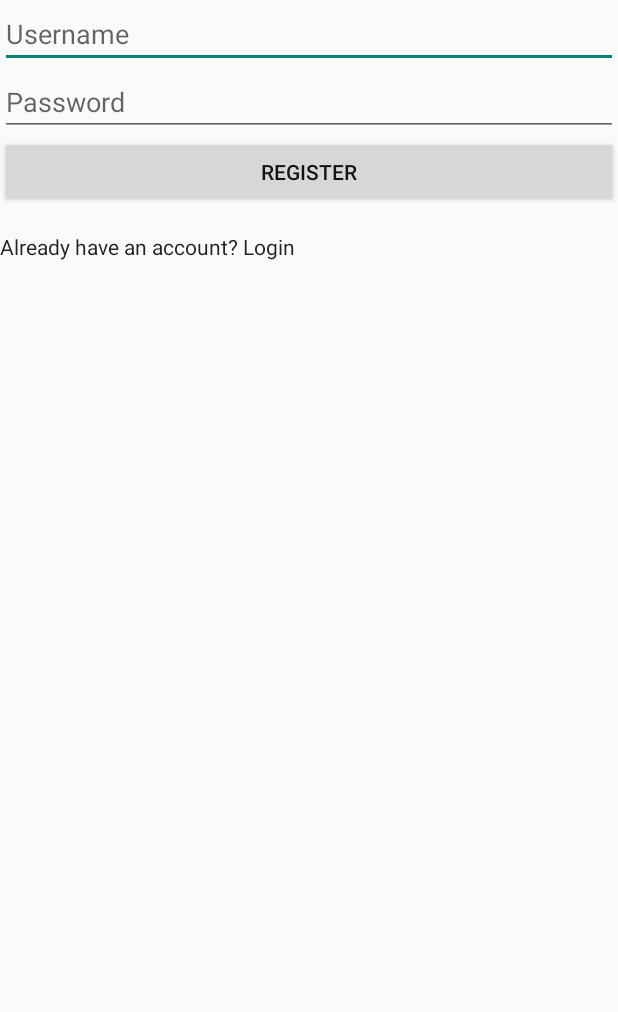
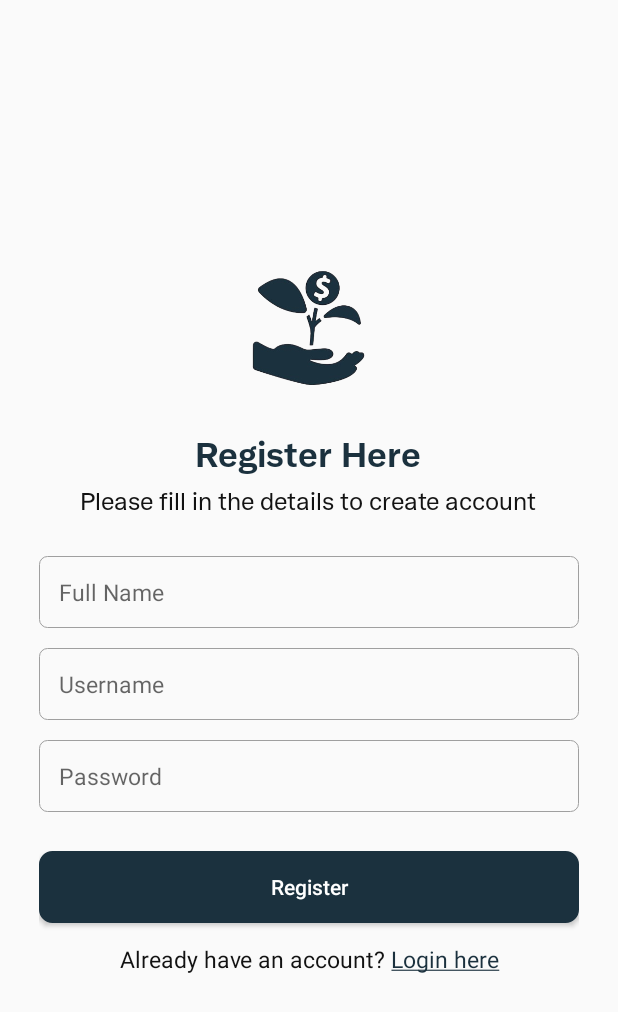
Before and after one commit to iamoko/assignment, an Android app: the RegisterActivity screen opened directly, with no data from a screen before it, on a phone screen of 412 x 824 dp. Shown: the top 1012 px of the screen. Run offline under Robolectric (Android 15) with nearby library versions, the phone set to English and light mode, and no system bars; our stand-ins replace Room's generated code, sdp/ssp sizes.

Commit message:
Registration screen design

```diff
--- a/app/src/main/java/com/microinvestment/data/models/User.kt
+++ b/app/src/main/java/com/microinvestment/data/models/User.kt
@@ -7,6 +7,7 @@ import androidx.room.PrimaryKey
 @Entity
 data class User(
     @PrimaryKey(autoGenerate = true) val id: Int = 0,
+    val name: String,
     val username: String,
     val password: String
 )
--- a/app/src/main/java/com/microinvestment/ui/auth/RegisterActivity.kt
+++ b/app/src/main/java/com/microinvestment/ui/auth/RegisterActivity.kt
@@ -2,10 +2,13 @@ package com.microinvestment.ui.auth
 
 import android.content.Intent
 import android.os.Bundle
+import android.view.View
 import android.widget.Toast
 import androidx.appcompat.app.AppCompatActivity
 import androidx.lifecycle.ViewModelProvider
+import com.microinvestment.R
 import com.microinvestment.databinding.ActivityRegisterBinding
+import com.microinvestment.utils.Utils.makeLinks
 import com.microinvestment.viewmodels.AuthViewModel
 
 class RegisterActivity : AppCompatActivity() {
@@ -47,6 +50,7 @@ class RegisterActivity : AppCompatActivity() {
             registerButton.setOnClickListener {
                 val username = usernameEditText.text.toString().trim()
                 val password = passwordEditText.text.toString().trim()
+                val name = nameEditText.text.toString().trim()
 
                 if (username.isEmpty() || password.isEmpty()) {
                     Toast.makeText(
@@ -58,13 +62,14 @@ class RegisterActivity : AppCompatActivity() {
                 }
 
                 // Call ViewModel to handle registration
-                authViewModel.register(username, password)
+                authViewModel.register(name, username, password)
             }
 
-            loginTextView.setOnClickListener {
-                // Navigate to Login screen
-                goToLogin()
-            }
+            loginButton.makeLinks(
+                Pair(getString(R.string.login_here), View.OnClickListener {
+                    onBackPressedDispatcher.onBackPressed()
+                }),
+            )
         }
     }
 
--- a/app/src/main/java/com/microinvestment/viewmodels/AuthViewModel.kt
+++ b/app/src/main/java/com/microinvestment/viewmodels/AuthViewModel.kt
@@ -29,12 +29,18 @@ class AuthViewModel(application: Application) : AndroidViewModel(application) {
         }
     }
 
-    fun register(username: String, password: String) {
+    fun register(name: String, username: String, password: String) {
         viewModelScope.launch(Dispatchers.IO) {
             val existing = repository.getUser(username)
             if (existing == null) {
                 val userId =
-                    repository.registerUser(User(username = username, password = password)).toInt()
+                    repository.registerUser(
+                        User(
+                            name = name,
+                            username = username,
+                            password = password
+                        )
+                    ).toInt()
                 val newUser = repository.getUserById(userId)
                 _registrationStatus.postValue(newUser)
             } else {
--- a/app/src/main/res/layout/activity_login.xml
+++ b/app/src/main/res/layout/activity_login.xml
@@ -16,7 +16,7 @@
         tools:ignore="UselessParent">
 
         <ImageView
-            android:layout_width="@dimen/_100sdp"
+            android:layout_width="@dimen/_80sdp"
             android:layout_height="wrap_content"
             android:adjustViewBounds="true"
             android:contentDescription="@string/logo"
--- a/app/src/main/res/layout/activity_register.xml
+++ b/app/src/main/res/layout/activity_register.xml
@@ -1,38 +1,104 @@
 <?xml version="1.0" encoding="utf-8"?>
-<LinearLayout xmlns:android="http://schemas.android.com/apk/res/android"
-    xmlns:app="http://schemas.android.com/apk/res-auto"
+<RelativeLayout xmlns:android="http://schemas.android.com/apk/res/android"
     xmlns:tools="http://schemas.android.com/tools"
     android:id="@+id/main"
     android:layout_width="match_parent"
     android:layout_height="match_parent"
+    tools:context=".ui.auth.RegisterActivity">
+
+    <LinearLayout
+        android:layout_width="match_parent"
+        android:layout_height="wrap_content"
+        android:layout_centerInParent="true"
+        android:gravity="center_horizontal"
         android:orientation="vertical"
-    tools:context=".ui.auth.RegisterActivity">
+        android:padding="@dimen/_20sdp"
+        tools:ignore="UselessParent">
+
+        <ImageView
+            android:layout_width="@dimen/_80sdp"
+            android:layout_height="wrap_content"
+            android:adjustViewBounds="true"
+            android:contentDescription="@string/logo"
+            android:src="@drawable/logo" />
+
+        <TextView
+            android:layout_width="wrap_content"
+            android:layout_height="wrap_content"
+            android:layout_marginTop="@dimen/_20sdp"
+            android:fontFamily="@font/chirp_bold"
+            android:text="@string/register_here"
+            android:textColor="@color/main_color"
+            android:textSize="@dimen/_18ssp" />
+
+        <TextView
+            android:layout_width="wrap_content"
+            android:layout_height="wrap_content"
+            android:layout_marginTop="@dimen/_5sdp"
+            android:fontFamily="@font/chirp"
+            android:text="@string/please_fill_in_the_details_to_create_account"
+            android:textSize="@dimen/_13ssp" />
+
+
+        <EditText
+            android:id="@+id/nameEditText"
+            android:layout_width="match_parent"
+            android:layout_height="wrap_content"
+            android:layout_marginTop="@dimen/_20sdp"
+            android:background="@drawable/text_input"
+            android:hint="@string/full_name"
+            android:importantForAutofill="no"
+            android:inputType="text"
+            android:padding="@dimen/_10sdp"
+            android:textSize="@dimen/_12ssp" />
 
         <EditText
             android:id="@+id/usernameEditText"
             android:layout_width="match_parent"
             android:layout_height="wrap_content"
-        android:hint="Username"
-        android:inputType="text" />
+            android:layout_marginTop="@dimen/_10sdp"
+            android:background="@drawable/text_input"
+            android:hint="@string/username"
+            android:importantForAutofill="no"
+            android:inputType="text"
+            android:padding="@dimen/_10sdp"
+            android:textSize="@dimen/_12ssp" />
 
         <EditText
             android:id="@+id/passwordEditText"
             android:layout_width="match_parent"
             android:layout_height="wrap_content"
-        android:hint="Password"
-        android:inputType="textPassword" />
+            android:layout_marginTop="@dimen/_10sdp"
+            android:background="@drawable/text_input"
+            android:hint="@string/password"
+            android:importantForAutofill="no"
+            android:inputType="textPassword"
+            android:padding="@dimen/_10sdp"
+            android:textSize="@dimen/_12ssp" />
+
 
         <Button
             android:id="@+id/registerButton"
             android:layout_width="match_parent"
             android:layout_height="wrap_content"
-        android:text="Register" />
+            android:layout_marginTop="@dimen/_20sdp"
+            android:background="@drawable/lgn_btn"
+            android:text="@string/register"
+            android:textAllCaps="false"
+            android:textColor="@color/white"
+            android:textSize="@dimen/_11sdp" />
+
 
         <TextView
-        android:id="@+id/loginTextView"
-        android:layout_width="wrap_content"
+            android:id="@+id/loginButton"
+            android:layout_width="match_parent"
             android:layout_height="wrap_content"
-        android:layout_marginTop="16dp"
-        android:text="Already have an account? Login"
-        android:textColor="?android:textColorPrimary" />
+            android:layout_marginTop="@dimen/_10sdp"
+            android:text="@string/already_have_an_account_login_here"
+            android:textAlignment="center"
+            android:textSize="@dimen/_12ssp" />
+
+
     </LinearLayout>
+
+</RelativeLayout>
--- a/app/src/main/res/layout/activity_welcome.xml
+++ b/app/src/main/res/layout/activity_welcome.xml
@@ -16,7 +16,7 @@
         tools:ignore="UselessParent">
 
         <ImageView
-            android:layout_width="@dimen/_100sdp"
+            android:layout_width="@dimen/_110sdp"
             android:layout_height="wrap_content"
             android:adjustViewBounds="true"
             android:contentDescription="@string/logo"
--- a/app/src/main/res/values/strings.xml
+++ b/app/src/main/res/values/strings.xml
@@ -12,4 +12,9 @@
     <string name="login">Login</string>
     <string name="don_t_have_an_account_register">Don\'t have an account? Register</string>
     <string name="register">Register</string>
+    <string name="register_here">Register Here</string>
+    <string name="full_name">Full Name</string>
+    <string name="already_have_an_account_login_here">Already have an account? Login here</string>
+    <string name="login_here">Login here</string>
+    <string name="please_fill_in_the_details_to_create_account">Please fill in the details to create account</string>
 </resources>
```
Lines whose indentation alone changed are shown as unchanged.
